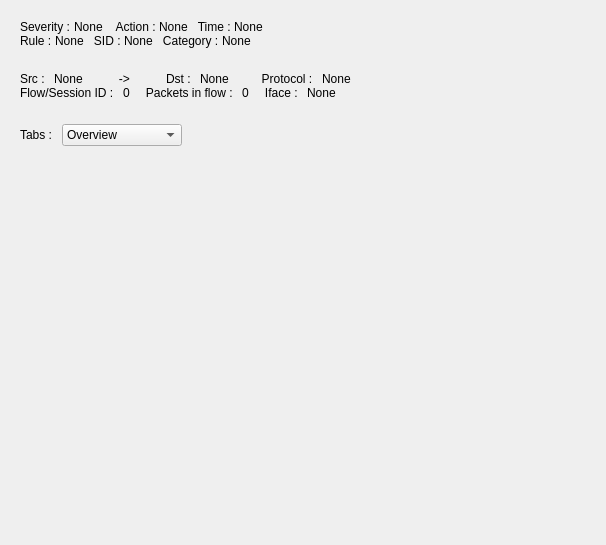
Qt form forms/alertdialog.ui (Henry93s/Argus_IPS_Client) before a commit.
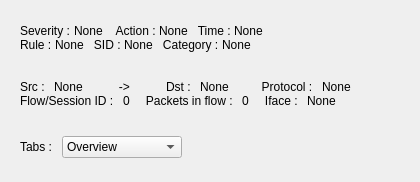
The same form after that commit.

```diff
--- a/forms/alertdialog.ui
+++ b/forms/alertdialog.ui
@@ -6,14 +6,23 @@
    <rect>
     <x>0</x>
     <y>0</y>
-    <width>606</width>
-    <height>545</height>
+    <width>420</width>
+    <height>182</height>
    </rect>
   </property>
+  <property name="sizePolicy">
+   <sizepolicy hsizetype="Preferred" vsizetype="Preferred">
+    <horstretch>0</horstretch>
+    <verstretch>0</verstretch>
+   </sizepolicy>
+  </property>
   <property name="windowTitle">
    <string>Dialog</string>
   </property>
   <layout class="QVBoxLayout" name="verticalLayout">
+   <property name="sizeConstraint">
+    <enum>QLayout::SizeConstraint::SetDefaultConstraint</enum>
+   </property>
    <item>
     <widget class="QWidget" name="widget" native="true">
      <property name="sizePolicy">
@@ -549,9 +558,6 @@
      </layout>
     </widget>
    </item>
-   <item>
-    <widget class="QWidget" name="widget_4" native="true"/>
-   </item>
   </layout>
  </widget>
  <resources/>
```
Left out of the diff: 16 changed lines with no effect on the pictures.
